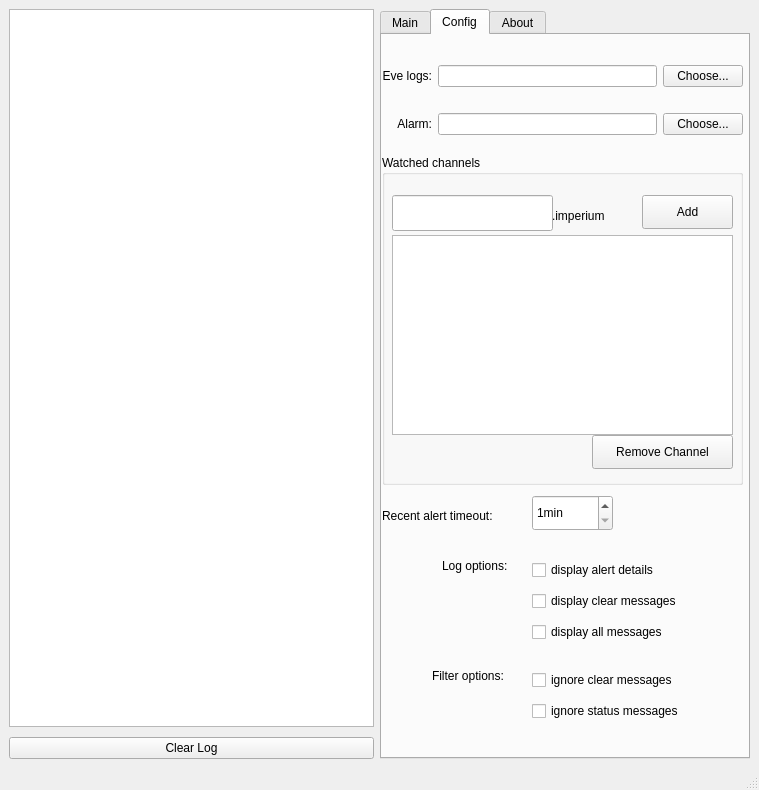
This is intelpy/gui/mainwindow.ui in Riftr/intelpy as Qt 5 draws it before an edit. The edited form follows.
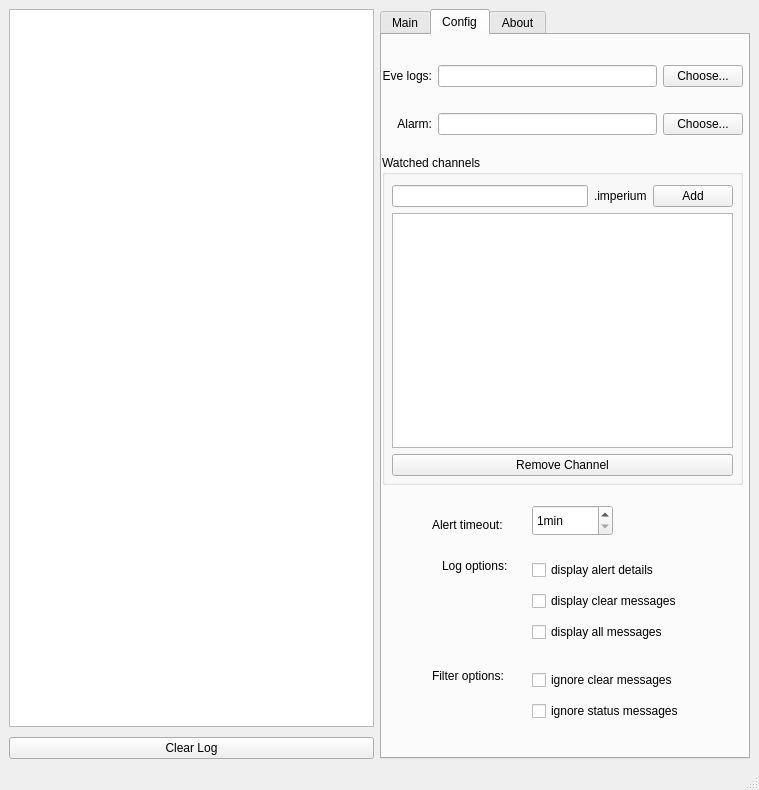
This is the edited form. The open tabs and pages were chosen to show the change. Icons and pictures are not drawn.

Diff of the .ui file:
```diff
--- a/intelpy/gui/mainwindow.ui
+++ b/intelpy/gui/mainwindow.ui
@@ -616,15 +616,44 @@
             <property name="title">
              <string>Watched channels</string>
             </property>
-            <widget class="QListWidget" name="channelListWidget">
+            <widget class="QWidget" name="verticalLayoutWidget_4">
              <property name="geometry">
               <rect>
                <x>10</x>
-               <y>80</y>
+               <y>30</y>
                <width>341</width>
-               <height>200</height>
+               <height>291</height>
               </rect>
              </property>
+             <layout class="QVBoxLayout" name="verticalLayout_3">
+              <item>
+               <layout class="QHBoxLayout" name="horizontalLayout_4"/>
+              </item>
+              <item>
+               <layout class="QHBoxLayout" name="horizontalLayout_2">
+                <item>
+                 <widget class="QLineEdit" name="lineEditChannelAdd"/>
+                </item>
+                <item>
+                 <widget class="QLabel" name="labeldotimperium">
+                  <property name="text">
+                   <string>.imperium</string>
+                  </property>
+                 </widget>
+                </item>
+                <item>
+                 <widget class="QPushButton" name="addChannelAddButton">
+                  <property name="text">
+                   <string>Add</string>
+                  </property>
+                 </widget>
+                </item>
+               </layout>
+              </item>
+              <item>
+               <layout class="QHBoxLayout" name="horizontalLayout_3">
+                <item>
+                 <widget class="QListWidget" name="channelListWidget">
              <property name="minimumSize">
               <size>
                <width>0</width>
@@ -638,65 +667,34 @@
               <bool>true</bool>
              </property>
             </widget>
+                </item>
+               </layout>
+              </item>
+              <item>
             <widget class="QPushButton" name="removeChannelButton">
-             <property name="geometry">
-              <rect>
-               <x>210</x>
-               <y>280</y>
-               <width>141</width>
-               <height>34</height>
-              </rect>
-             </property>
              <property name="text">
               <string>Remove Channel</string>
              </property>
             </widget>
-            <widget class="QPushButton" name="addChannelAddButton">
-             <property name="geometry">
-              <rect>
-               <x>260</x>
-               <y>40</y>
-               <width>91</width>
-               <height>34</height>
-              </rect>
-             </property>
-             <property name="text">
-              <string>Add</string>
-             </property>
-            </widget>
-            <widget class="QLabel" name="labeldotimperium">
-             <property name="geometry">
-              <rect>
-               <x>170</x>
-               <y>50</y>
-               <width>81</width>
-               <height>22</height>
-              </rect>
-             </property>
-             <property name="text">
-              <string>.imperium</string>
-             </property>
-            </widget>
-            <widget class="QLineEdit" name="lineEditChannelAdd">
-             <property name="geometry">
-              <rect>
-               <x>10</x>
-               <y>40</y>
-               <width>161</width>
-               <height>36</height>
-              </rect>
-             </property>
+              </item>
+             </layout>
             </widget>
            </widget>
            <widget class="QSpinBox" name="spinBox_recentalerttimeout">
             <property name="geometry">
              <rect>
               <x>150</x>
-              <y>460</y>
+              <y>470</y>
               <width>81</width>
-              <height>36</height>
+              <height>31</height>
              </rect>
             </property>
+            <property name="sizePolicy">
+             <sizepolicy hsizetype="Expanding" vsizetype="Expanding">
+              <horstretch>0</horstretch>
+              <verstretch>0</verstretch>
+             </sizepolicy>
+            </property>
             <property name="suffix">
              <string>min</string>
             </property>
@@ -710,14 +708,17 @@
            <widget class="QLabel" name="label_7">
             <property name="geometry">
              <rect>
-              <x>0</x>
-              <y>470</y>
-              <width>151</width>
-              <height>22</height>
+              <x>50</x>
+              <y>480</y>
+              <width>91</width>
+              <height>20</height>
              </rect>
             </property>
+            <property name="layoutDirection">
+             <enum>Qt::RightToLeft</enum>
+            </property>
             <property name="text">
-             <string>Recent alert timeout:</string>
+             <string>Alert timeout:</string>
             </property>
            </widget>
           </widget>
```
Left out of the diff: 2 changed lines with no effect on the pictures. Lines whose indentation alone changed are shown as unchanged.
